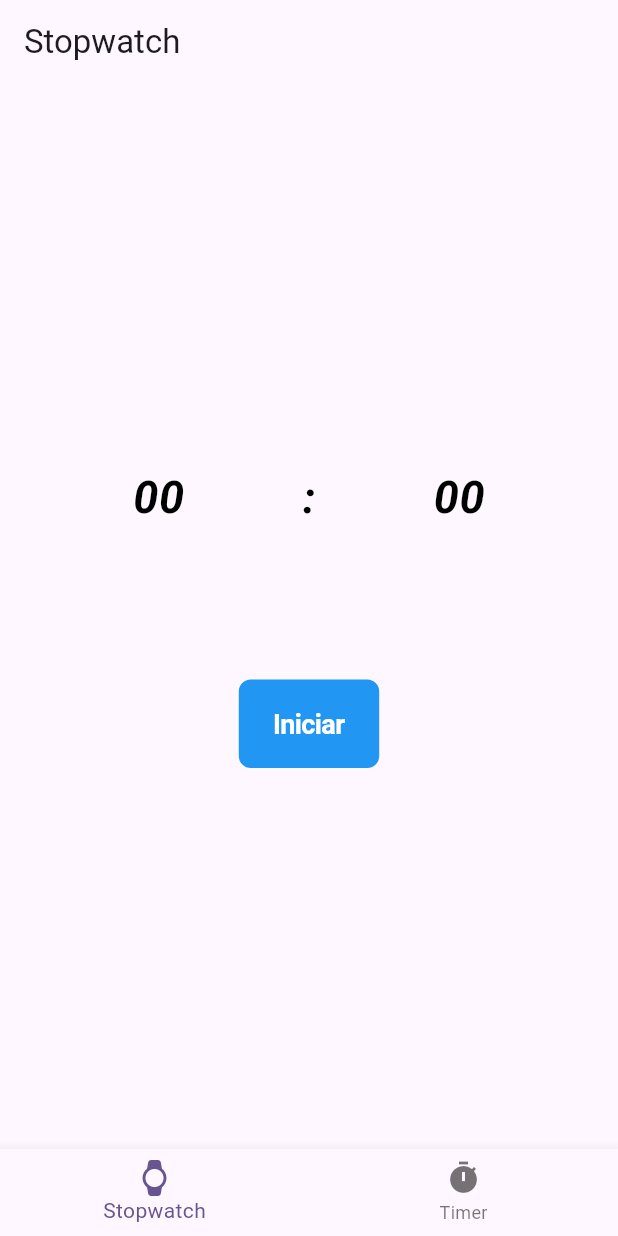
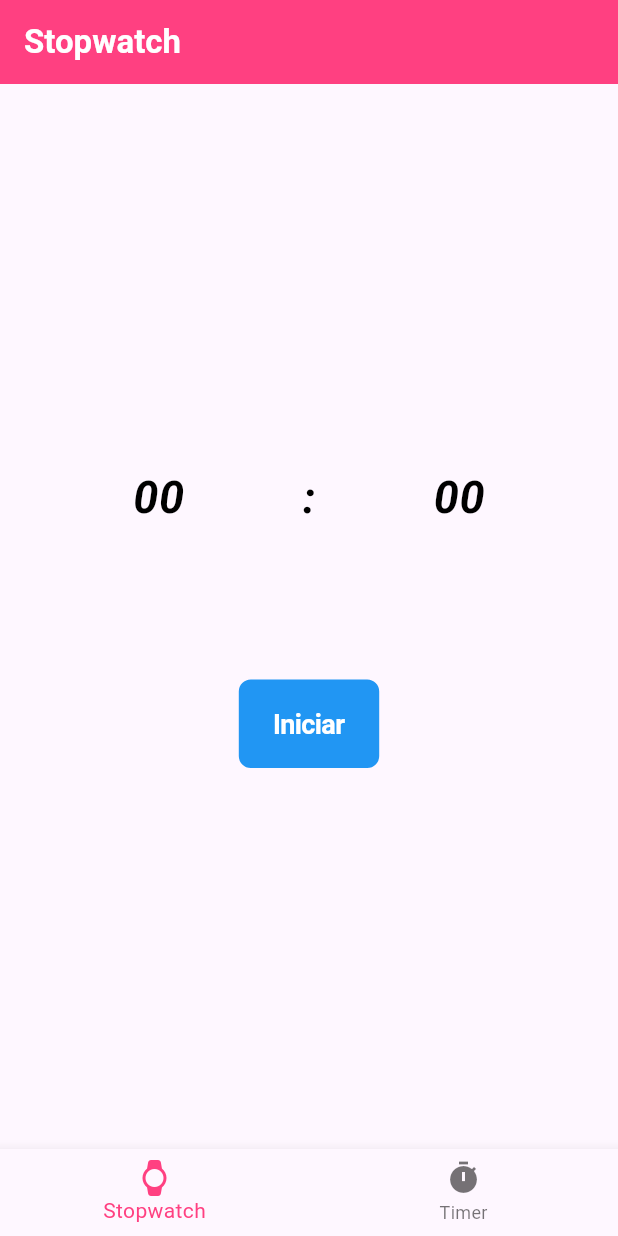
Before and after one commit to RaymundoSantorski/flutter_stopwatch, a Flutter app: the screen it shows after launch, on a phone screen of 412 x 824 dp. Run offline on Flutter 3.47's test engine with Material 3 defaults, Android fonts, the phone set to English and light mode, and no system bars; our stand-ins replace flutter_local_notifications; missing offline and left inert: flutter_ringtone_player.

Commit message:
add: color depending on mode

```diff
--- a/lib/widgets/my_home_page.dart
+++ b/lib/widgets/my_home_page.dart
@@ -21,11 +21,19 @@ class _MyHomePageState extends State<MyHomePage> {
   @override
   Widget build(BuildContext context) {
     String title = _index == 0 ? 'Stopwatch' : 'Timer';
+    Color color = _index == 0 ? Colors.pinkAccent : Colors.blue;
     return Scaffold(
-      appBar: AppBar(title: Text(title)),
+      appBar: AppBar(
+        title: Text(
+          title,
+          style: TextStyle(color: Colors.white, fontWeight: FontWeight.bold),
+        ),
+        backgroundColor: color,
+      ),
       bottomNavigationBar: BottomNavigationBar(
         currentIndex: _index,
         onTap: setIndex,
+        selectedItemColor: color,
         items: [
           BottomNavigationBarItem(
             icon: Icon(Icons.watch_rounded),
```
